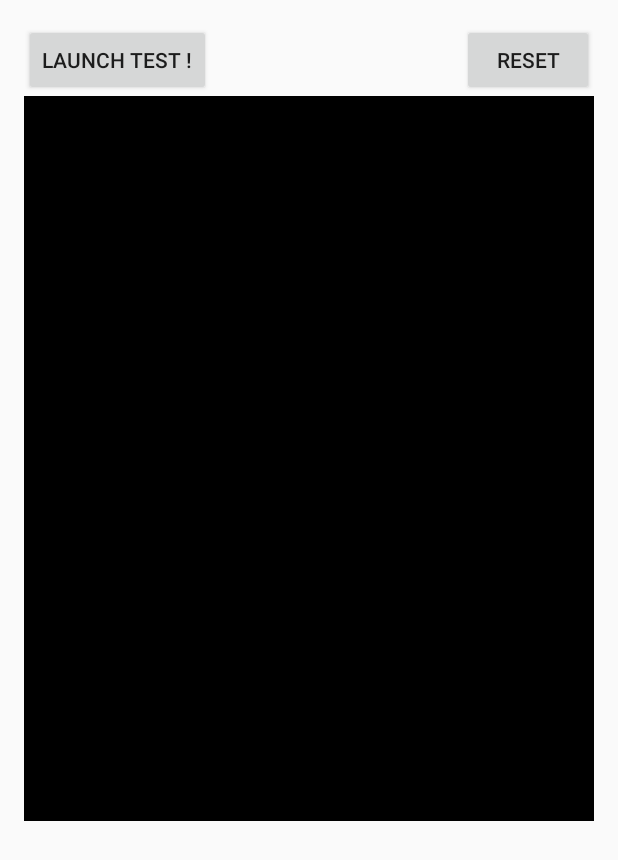
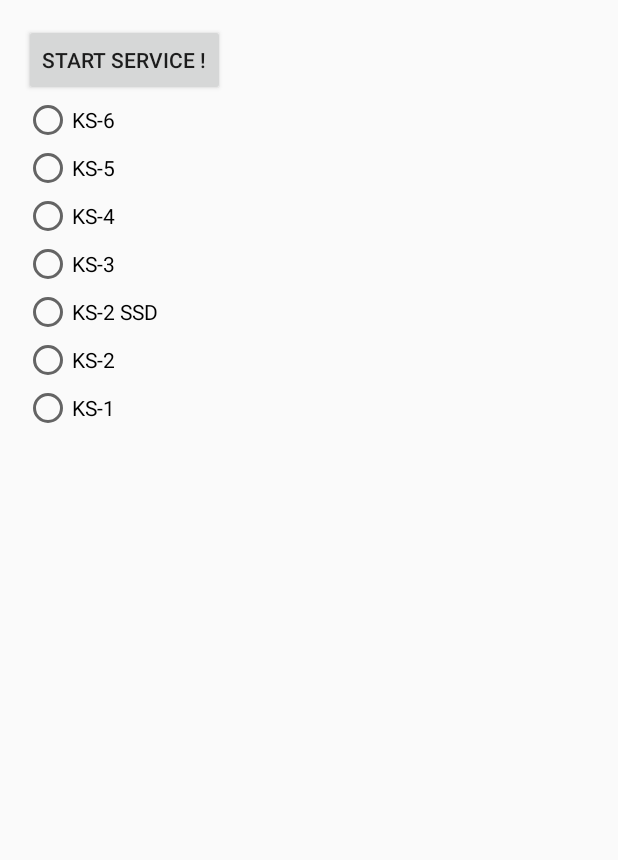
Before and after one commit to GuilhermoReadonly/KimsufiAvailability, an Android app: the layout activity_kimsufi_available_checker.xml on its own in the app's theme, with its tools: preview values and no code run, on a phone screen of 412 x 824 dp. Shown: the top 860 px of the screen. Run offline under Robolectric (Android 15) with nearby library versions, the light colour scheme and no system bars.

Commit message:
Add radiobuttons controls

```diff
--- a/src/main/res/layout/activity_kimsufi_available_checker.xml
+++ b/src/main/res/layout/activity_kimsufi_available_checker.xml
@@ -9,39 +9,64 @@
     <Button
         android:layout_width="wrap_content"
         android:layout_height="wrap_content"
-        android:text="@string/launch_test"
-        android:id="@+id/buttonStart"
+        android:text="@string/startStop"
+        android:id="@+id/buttonStartStop"
         android:layout_alignParentTop="true"
         android:layout_alignParentLeft="true"
         android:layout_alignParentStart="true"
         android:clickable="true"
-        android:onClick="buttonOnClick"
+        android:onClick="buttonStartStopOnClick"
         android:nestedScrollingEnabled="false" />
 
-    <TextView
-        android:layout_width="wrap_content"
-        android:layout_height="wrap_content"
-        android:id="@+id/textViewOutput"
-        android:layout_below="@+id/buttonStart"
+    <RadioGroup
+        android:layout_width="match_parent"
+        android:layout_height="match_parent"
         android:layout_alignParentLeft="true"
         android:layout_alignParentStart="true"
-        android:layout_alignParentRight="true"
-        android:layout_alignParentEnd="true"
-        android:editable="false"
-        android:elegantTextHeight="false"
-        android:background="#ff000000"
-        android:textColor="#ff00ff00"
-        android:maxLines="99999"
-        android:lines="30" />
+        android:layout_below="@+id/buttonStartStop"
+        android:id="@+id/radioGroup">
 
-    <Button
-        android:layout_width="wrap_content"
-        android:layout_height="wrap_content"
-        android:text="@string/reset"
-        android:id="@+id/buttonReset"
-        android:layout_alignParentTop="true"
-        android:layout_alignRight="@+id/textViewOutput"
-        android:layout_alignEnd="@+id/textViewOutput"
-        android:onClick="buttonResetOnClick" />
+        <RadioButton
+            android:layout_width="wrap_content"
+            android:layout_height="wrap_content"
+            android:text="KS-6"
+            android:id="@+id/radioButtonKS6" />
+
+        <RadioButton
+            android:layout_width="wrap_content"
+            android:layout_height="wrap_content"
+            android:text="KS-5"
+            android:id="@+id/radioButtonKS5" />
+
+        <RadioButton
+            android:layout_width="wrap_content"
+            android:layout_height="wrap_content"
+            android:text="KS-4"
+            android:id="@+id/radioButtonKS4" />
+
+        <RadioButton
+            android:layout_width="wrap_content"
+            android:layout_height="wrap_content"
+            android:text="KS-3"
+            android:id="@+id/radioButtonKS3" />
+
+        <RadioButton
+            android:layout_width="wrap_content"
+            android:layout_height="wrap_content"
+            android:text="KS-2 SSD"
+            android:id="@+id/radioButtonKS2SSD" />
+
+        <RadioButton
+            android:layout_width="wrap_content"
+            android:layout_height="wrap_content"
+            android:text="KS-2"
+            android:id="@+id/radioButtonKS2" />
+
+        <RadioButton
+            android:layout_width="wrap_content"
+            android:layout_height="wrap_content"
+            android:text="KS-1"
+            android:id="@+id/radioButtonKS1" />
+    </RadioGroup>
 
 </RelativeLayout>
--- a/src/main/res/values/strings.xml
+++ b/src/main/res/values/strings.xml
@@ -1,8 +1,7 @@
 <resources>
     <string name="app_name">Kimsufi availability</string>
 
-    <string name="launch_test">Launch Test !</string>
-    <string name="reset">Reset</string>
+    <string name="startStop">Start service !</string>
     <string name="action_settings">Settings</string>
     <string name="kimsufiUrl">https://ws.ovh.com/dedicated/r2/ws.dispatcher/getAvailability2</string>
 </resources>
```
